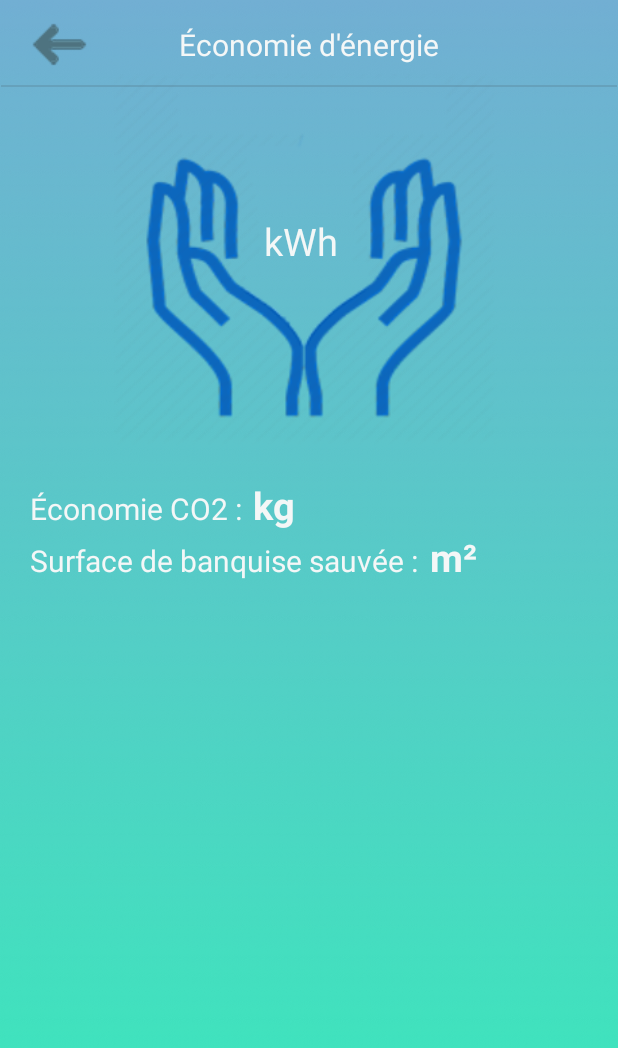
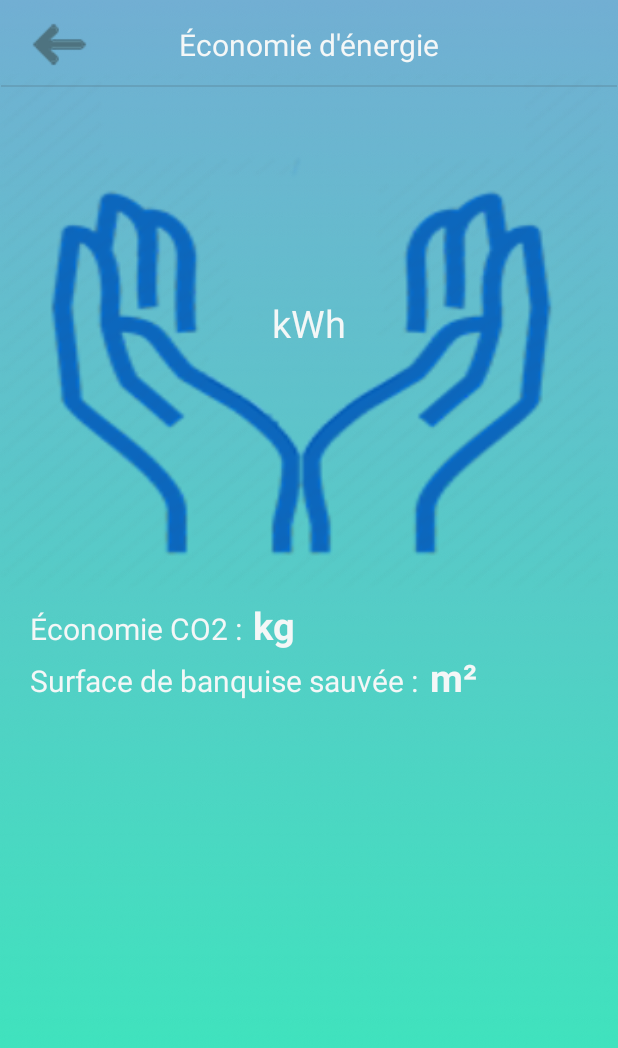
Before and after one commit to Selvagad/MCE_Energy, an Android app: the Conso screen opened directly, with no data from a screen before it, on a phone screen of 412 x 824 dp. Shown: the top 1048 px of the screen. Run offline under Robolectric (Android 15) with nearby library versions, the phone set to English and light mode, and no system bars; 3 statements that could not run were skipped.

Commit message:
new windows for menu and conso + calcul safe

```diff
--- a/app/src/main/java/mce/com/Conso.java
+++ b/app/src/main/java/mce/com/Conso.java
@@ -5,6 +5,7 @@ import android.support.v7.app.AppCompatActivity;
 import android.os.Bundle;
 import android.view.View;
 import android.widget.ImageButton;
+import android.widget.ImageView;
 import android.widget.TextView;
 import android.widget.Toast;
 
--- a/app/src/main/java/mce/com/DeviceList.java
+++ b/app/src/main/java/mce/com/DeviceList.java
@@ -83,7 +83,7 @@ public class DeviceList extends AppCompatActivity {
                 //get the address (6*2 char + 5 points)
                 String address = info.substring(info.length()-17);
 
-                Intent intent = new Intent(DeviceList.this, Menu.class);
+                Intent intent = new Intent(DeviceList.this, Gestion.class);
                 intent.putExtra(EXTRA_ADDRESS, address);
                 startActivity(intent);
 
--- a/app/src/main/java/mce/com/Menu.java
+++ b/app/src/main/java/mce/com/Menu.java
@@ -27,8 +27,8 @@ public class Menu extends AppCompatActivity {
             @Override
             public void onClick(View view) {
                 Toast.makeText(getApplicationContext(),address,Toast.LENGTH_LONG).show();
-//               Intent i = new Intent(getApplicationContext(),Gestion.class);
-//               startActivity(i);
+               Intent i = new Intent(getApplicationContext(),DeviceList.class);
+               startActivity(i);
             }
         });
 
--- a/app/src/main/res/layout/activity_conso.xml
+++ b/app/src/main/res/layout/activity_conso.xml
@@ -48,8 +48,8 @@
 
     <LinearLayout
         android:id="@+id/layout_nb_w"
-        android:layout_width="260dp"
-        android:layout_height="250dp"
+        android:layout_width="500dp"
+        android:layout_height="350dp"
         android:layout_below="@id/layout_toolbar_conso"
         android:background="@drawable/two_hand_consodece"
         android:layout_centerHorizontal="true"
@@ -57,21 +57,22 @@
 
         <TextView
             android:id="@+id/nb_Wh"
-            android:layout_width="wrap_content"
+            android:layout_width="match_parent"
+            android:gravity="center"
             android:layout_height="wrap_content"
             android:textSize="35dp"
             android:textColor="@color/grey"
-            android:layout_marginTop="45dp"
-            android:layout_marginLeft="115dp"
+            android:layout_marginTop="100dp"
+            android:text="28000.02"
             android:textStyle="bold"/>
         <TextView
-            android:layout_width="wrap_content"
+            android:layout_width="match_parent"
             android:layout_height="wrap_content"
             android:text="kWh"
             android:textSize="25dp"
             android:textColor="@color/grey"
             android:layout_marginTop="1dp"
-            android:layout_marginLeft="100dp"/>
+            android:gravity="center"/>
 
     </LinearLayout>
 
@@ -81,8 +82,7 @@
         android:layout_height="wrap_content"
         android:orientation="horizontal"
         android:layout_below="@id/layout_nb_w"
-        android:layout_marginLeft="20dp"
-        android:layout_marginTop="20dp">
+        android:layout_marginLeft="20dp">
 
         <TextView
             android:layout_width="wrap_content"
@@ -137,6 +137,13 @@
             android:textColor="@color/grey"
             android:textStyle="bold"
             android:text="m²"/>
+
     </LinearLayout>
 
+    <ImageView
+        android:id="@+id/ours"
+        android:layout_below="@id/layout_banquise"
+        android:layout_width="300dp"
+        android:layout_height="200dp"
+        android:layout_centerHorizontal="true"/>
 </RelativeLayout>
```
Also changed, not shown: app/src/main/res/drawable/anfry.jpg (added), app/src/main/res/drawable/happy.jpg (added), 1 other file.
